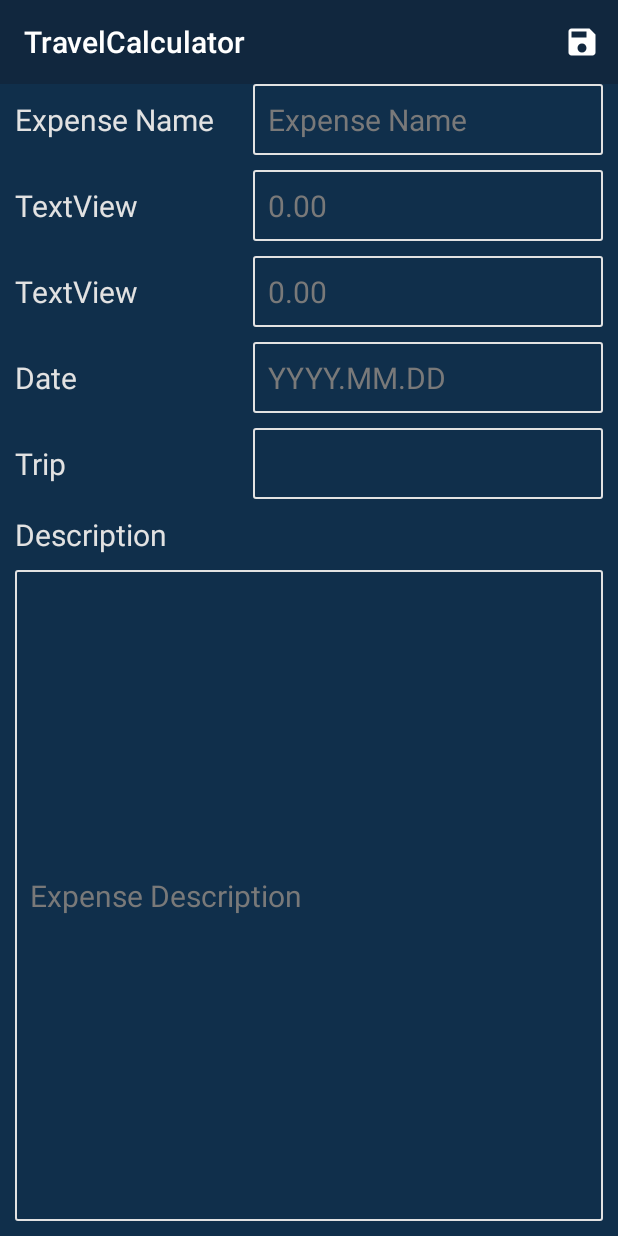
After one commit to Yude-Li/2020LaSalleAndroid, an Android app: the ExpenseRecordEditActivity screen opened directly, with no data from a screen before it, on a phone screen of 412 x 824 dp. The commit adds this screen. Run offline under Robolectric (Android 15) with nearby library versions, the phone set to English and light mode, and no system bars.

Commit message:
Create expense record edit layout with actionbar (toolbar)

```diff
--- a/TravelCalculator/app/src/main/AndroidManifest.xml
+++ b/TravelCalculator/app/src/main/AndroidManifest.xml
@@ -34,7 +34,10 @@
             android:name=".TripListActivity"
             android:hardwareAccelerated="false"></activity>
         <activity
-            android:name=".TripInfoEditActivity"
+        android:name=".TripInfoEditActivity"
+        android:hardwareAccelerated="false"></activity>
+        <activity
+            android:name=".ExpenseRecordEditActivity"
             android:hardwareAccelerated="false"></activity>
 
 
--- a/TravelCalculator/app/src/main/java/Model/ExpenseModel.java
+++ b/TravelCalculator/app/src/main/java/Model/ExpenseModel.java
@@ -1,11 +1,29 @@
 package Model;
+
+import java.util.Date;
 
 public class ExpenseModel {
 
-    //
-private int id;
-    private String expenseName="", date="", spendAmount="", convertedAmount="", tripId="", tripExpenseDesc="";
+    private int id;
+    private String expenseName;
+    private String spendAmount;
+    private String convertedAmount;
+    private String date;
+    private String tripName;
+    private String expenseDesc;
 
+    public ExpenseModel() {
+    }
+
+    public ExpenseModel(int id, String expenseName, String spendAmount, String convertedAmount, String date, String tripName, String expenseDesc) {
+        this.id = id;
+        this.expenseName = expenseName;
+        this.spendAmount = spendAmount;
+        this.convertedAmount = convertedAmount;
+        this.date = date;
+        this.tripName = tripName;
+        this.expenseDesc = expenseDesc;
+    }
 
     public int getId() {
         return id;
@@ -15,42 +33,12 @@ private int id;
         this.id = id;
     }
 
-    public ExpenseModel() {
-    }
-
-    public ExpenseModel(int id, String expenseName, String date, String spendAmount, String convertedAmount, String tripId, String tripDesc) {
-        this.expenseName = expenseName;
-        this.date = date;
-        this.spendAmount = spendAmount;
-        this.convertedAmount = convertedAmount;
-        this.tripId = tripId;
-        this.tripExpenseDesc= tripDesc;
-        this.id=id;
-
-    }
-
-    public String getTripExpenseDesc() {
-        return tripExpenseDesc;
-    }
-
-    public void setTripExpenseDesc(String tripExpenseDesc) {
-        this.tripExpenseDesc = tripExpenseDesc;
-    }
-
     public String getExpenseName() {
         return expenseName;
     }
 
     public void setExpenseName(String expenseName) {
         this.expenseName = expenseName;
-    }
-
-    public String getDate() {
-        return date;
-    }
-
-    public void setDate(String date) {
-        this.date = date;
     }
 
     public String getSpendAmount() {
@@ -69,13 +57,27 @@ private int id;
         this.convertedAmount = convertedAmount;
     }
 
-    public String getTripId() {
-        return tripId;
+    public String getDate() {
+        return date;
     }
 
-    public void setTripId(String tripId) {
-        this.tripId = tripId;
+    public void setDate(String date) {
+        this.date = date;
     }
 
+    public String getTripName() {
+        return tripName;
+    }
 
+    public void setTripName(String tripName) {
+        this.tripName = tripName;
+    }
+
+    public String getExpenseDesc() {
+        return expenseDesc;
+    }
+
+    public void setExpenseDesc(String expenseDesc) {
+        this.expenseDesc = expenseDesc;
+    }
 }
--- /dev/null
+++ b/TravelCalculator/app/src/main/java/com/lasalle2020android/travelcalculator/ExpenseRecordEditActivity.java
@@ -0,0 +1,41 @@
+package com.lasalle2020android.travelcalculator;
+
+import androidx.appcompat.app.AppCompatActivity;
+import androidx.appcompat.widget.Toolbar;
+
+import android.os.Bundle;
+import android.view.Menu;
+import android.view.MenuItem;
+
+public class ExpenseRecordEditActivity extends AppCompatActivity {
+
+    @Override
+    protected void onCreate(Bundle savedInstanceState) {
+        super.onCreate(savedInstanceState);
+        setContentView(R.layout.expense_record_layout);
+
+        Toolbar mTopToolbar = findViewById(R.id.toolbar_expenserecord);
+        setSupportActionBar(mTopToolbar);
+    }
+
+    @Override
+    public boolean onCreateOptionsMenu(Menu menu) {
+        getMenuInflater().inflate(R.menu.expenserecord_toolbar_menu, menu);
+        return true;
+    }
+
+    @Override
+    public boolean onOptionsItemSelected(MenuItem item) {
+        int id = item.getItemId();
+
+        switch (id) {
+            case R.id.action_saveExpenseRecord:
+            {
+
+            }
+            break;
+        }
+
+        return super.onOptionsItemSelected(item);
+    }
+}
--- /dev/null
+++ b/TravelCalculator/app/src/main/res/layout/expense_record_layout.xml
@@ -0,0 +1,167 @@
+<?xml version="1.0" encoding="utf-8"?>
+<androidx.constraintlayout.widget.ConstraintLayout xmlns:android="http://schemas.android.com/apk/res/android"
+    xmlns:app="http://schemas.android.com/apk/res-auto"
+    xmlns:tools="http://schemas.android.com/tools"
+    android:layout_width="match_parent"
+    android:layout_height="match_parent">
+
+    <androidx.appcompat.widget.Toolbar
+        android:id="@+id/toolbar_expenserecord"
+        android:layout_width="0dp"
+        android:layout_height="wrap_content"
+        android:theme="@style/MyActiobBarTheme"
+        app:titleTextColor="@android:color/white"
+        app:layout_constraintTop_toTopOf="parent"
+        app:layout_constraintLeft_toLeftOf="parent"
+        app:layout_constraintRight_toRightOf="parent"
+        />
+
+    <TextView
+        android:id="@+id/expenserecord_textview_expensename"
+        style="@style/FieldTitle"
+        android:layout_width="wrap_content"
+        android:layout_height="wrap_content"
+        android:layout_marginTop="10dp"
+        android:layout_marginLeft="10dp"
+        android:text="@string/text_expensename"
+        app:layout_constraintTop_toBottomOf="@id/toolbar_expenserecord"
+        app:layout_constraintLeft_toLeftOf="parent"
+        />
+
+    <EditText
+        android:id="@+id/expenserecord_edittext_expensename"
+        style="@style/SearchBarText"
+        android:layout_width="wrap_content"
+        android:layout_height="wrap_content"
+        android:ems="10"
+        android:inputType="textPersonName"
+        android:hint="@string/text_expensename"
+        app:layout_constraintTop_toTopOf="@id/expenserecord_textview_expensename"
+        app:layout_constraintBottom_toBottomOf="@id/expenserecord_textview_expensename"
+        app:layout_constraintRight_toRightOf="parent"
+        android:layout_marginRight="10dp"
+        />
+
+    <TextView
+        android:id="@+id/expenserecord_textview_firstcurrency"
+        style="@style/FieldTitle"
+        android:layout_width="wrap_content"
+        android:layout_height="wrap_content"
+        android:layout_marginTop="30dp"
+        android:text="TextView"
+        app:layout_constraintTop_toBottomOf="@id/expenserecord_textview_expensename"
+        app:layout_constraintStart_toStartOf="@id/expenserecord_textview_expensename"
+        />
+
+    <EditText
+        android:id="@+id/expenserecord_edittext_firstcurrency"
+        style="@style/SearchBarText"
+        android:layout_width="wrap_content"
+        android:layout_height="wrap_content"
+        android:ems="10"
+        android:hint="@string/currency"
+        android:inputType="numberDecimal"
+        app:layout_constraintTop_toTopOf="@id/expenserecord_textview_firstcurrency"
+        app:layout_constraintBottom_toBottomOf="@id/expenserecord_textview_firstcurrency"
+        app:layout_constraintStart_toStartOf="@id/expenserecord_edittext_expensename"
+        />
+
+    <TextView
+        android:id="@+id/expenserecord_textview_secondcurrency"
+        style="@style/FieldTitle"
+        android:layout_width="wrap_content"
+        android:layout_height="wrap_content"
+        android:layout_marginTop="30dp"
+        android:text="TextView"
+        app:layout_constraintTop_toBottomOf="@id/expenserecord_textview_firstcurrency"
+        app:layout_constraintStart_toStartOf="@id/expenserecord_textview_firstcurrency"
+        />
+
+    <EditText
+        android:id="@+id/expenserecord_edittext_secondcurrency"
+        style="@style/SearchBarText"
+        android:layout_width="wrap_content"
+        android:layout_height="wrap_content"
+        android:ems="10"
+        android:hint="@string/currency"
+        android:inputType="numberDecimal"
+        app:layout_constraintTop_toTopOf="@id/expenserecord_textview_secondcurrency"
+        app:layout_constraintBottom_toBottomOf="@id/expenserecord_textview_secondcurrency"
+        app:layout_constraintStart_toStartOf="@id/expenserecord_edittext_firstcurrency"
+        />
+
+    <TextView
+        android:id="@+id/expenserecord_textview_date"
+        style="@style/FieldTitle"
+        android:layout_width="wrap_content"
+        android:layout_height="wrap_content"
+        android:layout_marginTop="30dp"
+        android:text="@string/date_title"
+        app:layout_constraintTop_toBottomOf="@id/expenserecord_textview_secondcurrency"
+        app:layout_constraintStart_toStartOf="@id/expenserecord_textview_secondcurrency"
+        />
+
+    <EditText
+        android:id="@+id/expenserecord_edittext_date"
+        style="@style/SearchBarText"
+        android:layout_width="wrap_content"
+        android:layout_height="wrap_content"
+        android:ems="10"
+        android:hint="YYYY.MM.DD"
+        android:inputType="date"
+        app:layout_constraintTop_toTopOf="@id/expenserecord_textview_date"
+        app:layout_constraintBottom_toBottomOf="@id/expenserecord_textview_date"
+        app:layout_constraintStart_toStartOf="@id/expenserecord_edittext_secondcurrency"
+        />
+
+    <TextView
+        android:id="@+id/expenserecord_textview_tripname"
+        style="@style/FieldTitle"
+        android:layout_width="wrap_content"
+        android:layout_height="wrap_content"
+        android:layout_marginTop="30dp"
+        android:text="@string/trip_title"
+        app:layout_constraintTop_toBottomOf="@id/expenserecord_textview_date"
+        app:layout_constraintStart_toStartOf="@id/expenserecord_textview_date"
+        />
+
+    <EditText
+        android:id="@+id/expenserecord_edittext_tripname"
+        style="@style/SearchBarText"
+        android:layout_width="wrap_content"
+        android:layout_height="wrap_content"
+        android:ems="10"
+        app:layout_constraintTop_toTopOf="@id/expenserecord_textview_tripname"
+        app:layout_constraintBottom_toBottomOf="@id/expenserecord_textview_tripname"
+        app:layout_constraintStart_toStartOf="@id/expenserecord_edittext_date"
+        />
+
+    <TextView
+        android:id="@+id/expenserecord_textview_desc"
+        style="@style/FieldTitle"
+        android:layout_width="wrap_content"
+        android:layout_height="wrap_content"
+        android:layout_marginTop="20dp"
+        android:text="@string/desc_title"
+        app:layout_constraintTop_toBottomOf="@id/expenserecord_textview_tripname"
+        app:layout_constraintStart_toStartOf="@id/expenserecord_textview_tripname"
+        />
+
+
+    <EditText
+        android:id="@+id/tripedit_edittext_desc"
+        style="@style/SearchBarText"
+        android:layout_width="0dp"
+        android:layout_height="0dp"
+        android:ems="10"
+        android:hint="Expense Description"
+        android:inputType="textPersonName"
+        app:layout_constraintTop_toBottomOf="@id/expenserecord_textview_desc"
+        app:layout_constraintStart_toStartOf="@id/expenserecord_textview_desc"
+        app:layout_constraintEnd_toEndOf="@id/expenserecord_edittext_tripname"
+        app:layout_constraintBottom_toBottomOf="parent"
+        android:layout_marginTop="10dp"
+        android:layout_marginBottom="10dp"
+        />
+
+</androidx.constraintlayout.widget.ConstraintLayout>
--- /dev/null
+++ b/TravelCalculator/app/src/main/res/menu/expenserecord_toolbar_menu.xml
@@ -0,0 +1,12 @@
+<?xml version="1.0" encoding="utf-8"?>
+<menu xmlns:android="http://schemas.android.com/apk/res/android"
+    xmlns:app="http://schemas.android.com/apk/res-auto">
+    <item
+        android:id="@+id/action_saveExpenseRecord"
+        android:icon="@drawable/ic_save"
+        android:orderInCategory="300"
+        android:title="SaveExpenseRecord"
+        app:showAsAction="ifRoom"
+        >
+    </item>
+</menu>
--- a/TravelCalculator/app/src/main/res/values/strings.xml
+++ b/TravelCalculator/app/src/main/res/values/strings.xml
@@ -12,5 +12,10 @@
     <string name="text_lunch">Lunch</string>
     <string name="text_dinner">Dinner</string>
     <string name="text_custom_tip_percent">Custom Tips %</string>
+    <string name="text_expensename">Expense Name</string>
+    <string name="currency">0.00</string>
+    <string name="date_title">Date</string>
+    <string name="trip_title">Trip</string>
+    <string name="desc_title">Description</string>
 
 </resources>
```
